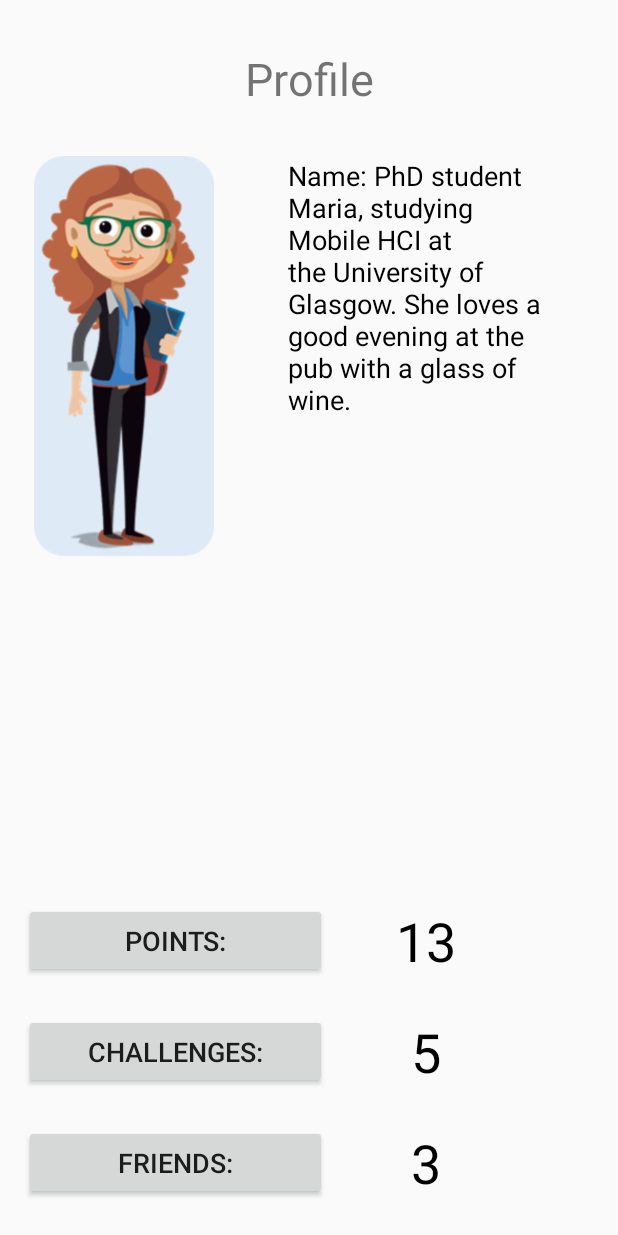
After one commit to lucycangarova/UniWay, an Android app: the ProfileScreen screen opened directly, with no data from a screen before it, on a phone screen of 412 x 824 dp. The commit adds this screen. Run offline under Robolectric (Android 15) with nearby library versions, the phone set to English and light mode, and no system bars.

Commit message:
Added profile page

```diff
--- a/app/src/main/AndroidManifest.xml
+++ b/app/src/main/AndroidManifest.xml
@@ -9,7 +9,8 @@
         android:roundIcon="@mipmap/ic_launcher_round"
         android:supportsRtl="true"
         android:theme="@style/AppTheme">
-        <activity android:name=".MenuScreen"></activity>
+        <activity android:name=".ProfileScreen"></activity>
+        <activity android:name=".MenuScreen" />
         <activity android:name=".MainActivity">
             <intent-filter>
                 <action android:name="android.intent.action.MAIN" />
--- a/app/src/main/java/com/example/uniway/MenuScreen.java
+++ b/app/src/main/java/com/example/uniway/MenuScreen.java
@@ -26,6 +26,9 @@ public class MenuScreen extends AppCompatActivity {
             R.drawable.friend_icon,R.drawable.group_icon,
             R.drawable.profile_icon, R.drawable.settings_icon};
 
+    Class[] classes = new Class[]{MainActivity.class, MainActivity.class, MainActivity.class,
+            MainActivity.class, ProfileScreen.class, MainActivity.class};
+
     @Override
     protected void onCreate(Bundle savedInstanceState) {
         super.onCreate(savedInstanceState);
@@ -42,15 +45,8 @@ public class MenuScreen extends AppCompatActivity {
         mListView.setOnItemClickListener(new AdapterView.OnItemClickListener() {
             @Override
             public void onItemClick(AdapterView<?> parent, View view, int position, long id) {
-                //The position where the list item is clicked is obtained from the
-                //the parameter position of the android listview
-                int itemPosition = position;
-
-                //Get the String value of the item where the user clicked
-                String itemValue = (String) mListView.getItemAtPosition(position);
-
                 //In order to start displaying new activity we need an intent
-                Intent intent = new Intent(getApplicationContext(),MainActivity.class);
+                Intent intent = new Intent(getApplicationContext(), classes[position]);
 
                 //Here we will pass the previously created intent as parameter
                 startActivity(intent);
--- /dev/null
+++ b/app/src/main/java/com/example/uniway/ProfileScreen.java
@@ -0,0 +1,16 @@
+package com.example.uniway;
+
+import androidx.appcompat.app.AppCompatActivity;
+
+import android.os.Bundle;
+import android.widget.ImageView;
+
+public class ProfileScreen extends AppCompatActivity {
+
+    @Override
+    protected void onCreate(Bundle savedInstanceState) {
+        super.onCreate(savedInstanceState);
+        setContentView(R.layout.activity_profile_screen);
+    }
+
+}
--- /dev/null
+++ b/app/src/main/res/layout/activity_profile_screen.xml
@@ -0,0 +1,135 @@
+<?xml version="1.0" encoding="utf-8"?>
+<androidx.constraintlayout.widget.ConstraintLayout xmlns:android="http://schemas.android.com/apk/res/android"
+    xmlns:app="http://schemas.android.com/apk/res-auto"
+    xmlns:tools="http://schemas.android.com/tools"
+    android:layout_width="match_parent"
+    android:layout_height="match_parent"
+    tools:context=".ProfileScreen">
+
+    <ImageView
+        android:id="@+id/imageView2"
+        android:layout_width="133dp"
+        android:layout_height="268dp"
+        android:layout_marginStart="16dp"
+        android:layout_marginLeft="16dp"
+        android:layout_marginTop="104dp"
+        android:layout_marginEnd="16dp"
+        android:contentDescription="@string/profile_image_description"
+        app:layout_constraintStart_toStartOf="parent"
+        app:layout_constraintTop_toTopOf="parent"
+        app:srcCompat="@drawable/avatar_girl" />
+
+    <TextView
+        android:id="@+id/username_label2"
+        android:layout_width="0dp"
+        android:layout_height="wrap_content"
+        android:layout_marginStart="16dp"
+        android:layout_marginLeft="16dp"
+        android:layout_marginTop="32dp"
+        android:layout_marginEnd="16dp"
+        android:layout_marginRight="16dp"
+        android:gravity="center"
+        android:text="@string/profile_label"
+        android:textSize="30sp"
+        app:layout_constraintEnd_toEndOf="parent"
+        app:layout_constraintStart_toStartOf="parent"
+        app:layout_constraintTop_toTopOf="parent" />
+
+    <TextView
+        android:id="@+id/textView"
+        android:layout_width="169dp"
+        android:layout_height="336dp"
+        android:layout_marginStart="16dp"
+        android:layout_marginLeft="16dp"
+        android:layout_marginTop="32dp"
+        android:layout_marginEnd="24dp"
+        android:layout_marginRight="24dp"
+        android:text="@string/profile_description"
+        android:textColor="#000000"
+        android:textSize="18sp"
+        app:layout_constraintEnd_toEndOf="parent"
+        app:layout_constraintStart_toEndOf="@+id/imageView2"
+        app:layout_constraintTop_toBottomOf="@+id/username_label2" />
+
+    <Button
+        android:id="@+id/button"
+        android:layout_width="202dp"
+        android:layout_height="50dp"
+        android:layout_marginStart="16dp"
+        android:layout_marginLeft="16dp"
+        android:layout_marginBottom="24dp"
+        android:clickable="false"
+        android:text="@string/points_button"
+        android:textSize="18sp"
+        app:layout_constraintBottom_toTopOf="@+id/button3"
+        app:layout_constraintStart_toStartOf="parent" />
+
+    <Button
+        android:id="@+id/button3"
+        android:layout_width="202dp"
+        android:layout_height="50dp"
+        android:layout_marginStart="16dp"
+        android:layout_marginLeft="16dp"
+        android:layout_marginBottom="24dp"
+        android:clickable="false"
+        android:text="@string/challenges_button"
+        android:textSize="18sp"
+        app:layout_constraintBottom_toTopOf="@+id/button4"
+        app:layout_constraintStart_toStartOf="parent" />
+
+    <Button
+        android:id="@+id/button4"
+        android:layout_width="202dp"
+        android:layout_height="50dp"
+        android:layout_marginStart="16dp"
+        android:layout_marginLeft="16dp"
+        android:layout_marginBottom="24dp"
+        android:clickable="false"
+        android:text="@string/friends_button"
+        android:textSize="18sp"
+        app:layout_constraintBottom_toBottomOf="parent"
+        app:layout_constraintStart_toStartOf="parent" />
+
+    <TextView
+        android:id="@+id/textView2"
+        android:layout_width="100dp"
+        android:layout_height="50dp"
+        android:layout_marginStart="16dp"
+        android:layout_marginLeft="16dp"
+        android:layout_marginBottom="24dp"
+        android:gravity="center|center_horizontal|center_vertical"
+        android:text="@string/points_number_text"
+        android:textColor="#000000"
+        android:textSize="36sp"
+        app:layout_constraintBottom_toTopOf="@+id/textView4"
+        app:layout_constraintStart_toEndOf="@+id/button" />
+
+    <TextView
+        android:id="@+id/textView4"
+        android:layout_width="100dp"
+        android:layout_height="50dp"
+        android:layout_marginStart="16dp"
+        android:layout_marginLeft="16dp"
+        android:layout_marginBottom="24dp"
+        android:gravity="center|center_horizontal|center_vertical"
+        android:text="@string/challenges_number_text"
+        android:textColor="#000000"
+        android:textSize="36sp"
+        app:layout_constraintBottom_toTopOf="@+id/textView5"
+        app:layout_constraintStart_toEndOf="@+id/button3" />
+
+    <TextView
+        android:id="@+id/textView5"
+        android:layout_width="100dp"
+        android:layout_height="50dp"
+        android:layout_marginStart="16dp"
+        android:layout_marginLeft="16dp"
+        android:layout_marginBottom="24dp"
+        android:gravity="center|center_horizontal|center_vertical"
+        android:text="@string/friends_number_text"
+        android:textColor="#000000"
+        android:textSize="36sp"
+        app:layout_constraintBottom_toBottomOf="parent"
+        app:layout_constraintStart_toEndOf="@+id/button4" />
+
+</androidx.constraintlayout.widget.ConstraintLayout>
--- a/app/src/main/res/values/strings.xml
+++ b/app/src/main/res/values/strings.xml
@@ -6,4 +6,14 @@
     <string name="guest_button">Continue as Guest</string>
     <string name="username_label">~username~</string>
     <string name="universal_lable">Universal Label</string>
+    <string name="profile_label">Profile</string>
+    <string name="profile_description">Name: PhD student Maria, studying Mobile HCI at the University
+        of Glasgow. She loves a good evening at the pub with a glass of wine.</string>
+    <string name="profile_image_description">Profile image</string>
+    <string name="points_button">Points:</string>
+    <string name="challenges_button">Challenges:</string>
+    <string name="friends_button">Friends: </string>
+    <string name="points_number_text">13</string>
+    <string name="friends_number_text">3</string>
+    <string name="challenges_number_text">5</string>
 </resources>
```
Also changed, not shown: app/src/main/res/drawable/avatar_girl.png (added).
